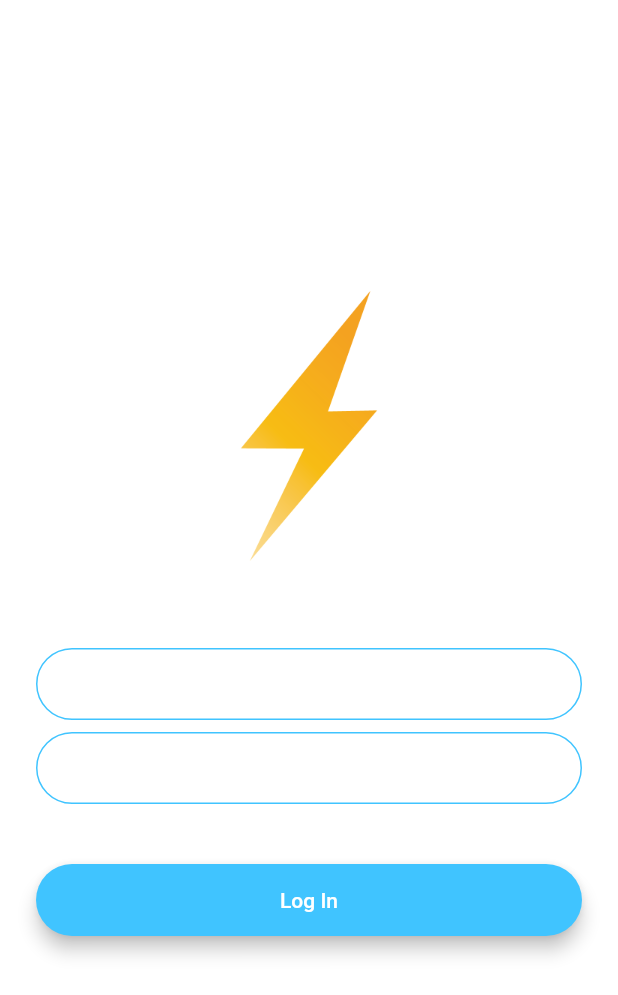
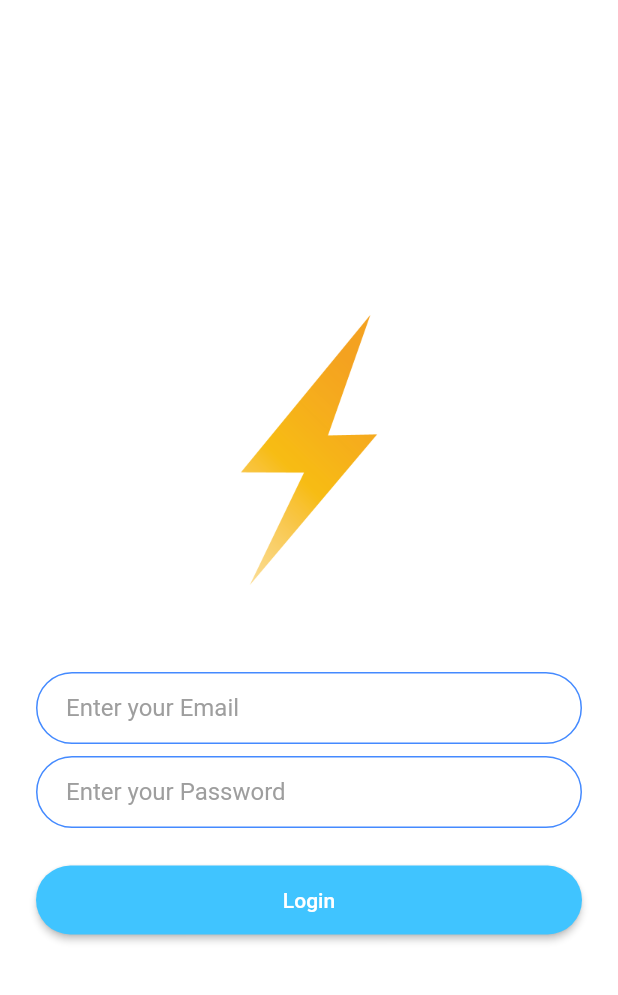
Before and after one commit to harshitarora-in/flash-chat-flutter-app, a Flutter app: the screen it shows after launch, after a tap on "Login", on a phone screen of 412 x 824 dp. Shown: the top 995 px of the screen. Run offline on Flutter 3.47's test engine with Material 2 defaults, Android fonts, the phone set to English and light mode, and no system bars; our stand-ins replace animated_text_kit.

Commit message:
screen & widgets added

```diff
--- a/lib/constants.dart
+++ b/lib/constants.dart
@@ -17,3 +17,20 @@ const kMessageContainerDecoration = BoxDecoration(
     top: BorderSide(color: Colors.lightBlueAccent, width: 2.0),
   ),
 );
+
+const kTextFieldDecoration = InputDecoration(
+  hintText: 'Enter a value',
+  hintStyle: TextStyle(color: Colors.grey),
+  contentPadding: EdgeInsets.symmetric(vertical: 10.0, horizontal: 20.0),
+  border: OutlineInputBorder(
+    borderRadius: BorderRadius.all(Radius.circular(32.0)),
+  ),
+  enabledBorder: OutlineInputBorder(
+    borderSide: BorderSide(color: Colors.blueAccent, width: 1.0),
+    borderRadius: BorderRadius.all(Radius.circular(32.0)),
+  ),
+  focusedBorder: OutlineInputBorder(
+    borderSide: BorderSide(color: Colors.blueAccent, width: 2.0),
+    borderRadius: BorderRadius.all(Radius.circular(32.0)),
+  ),
+);
--- a/lib/main.dart
+++ b/lib/main.dart
@@ -10,11 +10,6 @@ class FlashChat extends StatelessWidget {
   @override
   Widget build(BuildContext context) {
     return MaterialApp(
-      theme: ThemeData.dark().copyWith(
-        textTheme: TextTheme(
-          bodyText1: TextStyle(color: Colors.black54),
-        ),
-      ),
       initialRoute: WelcomeScreen.id,
       routes: {
         WelcomeScreen.id: (context) => WelcomeScreen(),
--- a/lib/screens/login_screen.dart
+++ b/lib/screens/login_screen.dart
@@ -1,3 +1,5 @@
+import 'package:flash_chat/constants.dart';
+import 'package:flash_chat/widgets/roundedelevatedbutton.dart';
 import 'package:flutter/material.dart';
 
 class LoginScreen extends StatefulWidget {
@@ -31,25 +33,8 @@ class _LoginScreenState extends State<LoginScreen> {
                 onChanged: (value) {
                   //Do something with the user input.
                 },
-              decoration: InputDecoration(
-                hintText: 'Enter your email',
-                contentPadding:
-                    EdgeInsets.symmetric(vertical: 10.0, horizontal: 20.0),
-                border: OutlineInputBorder(
-                  borderRadius: BorderRadius.all(Radius.circular(32.0)),
-                ),
-                enabledBorder: OutlineInputBorder(
-                  borderSide:
-                      BorderSide(color: Colors.lightBlueAccent, width: 1.0),
-                  borderRadius: BorderRadius.all(Radius.circular(32.0)),
-                ),
-                focusedBorder: OutlineInputBorder(
-                  borderSide:
-                      BorderSide(color: Colors.lightBlueAccent, width: 2.0),
-                  borderRadius: BorderRadius.all(Radius.circular(32.0)),
-                ),
-              ),
-            ),
+                decoration: kTextFieldDecoration.copyWith(
+                    hintText: 'Enter your Email')),
             SizedBox(
               height: 8.0,
             ),
@@ -57,46 +42,17 @@ class _LoginScreenState extends State<LoginScreen> {
                 onChanged: (value) {
                   //Do something with the user input.
                 },
-              decoration: InputDecoration(
-                hintText: 'Enter your password.',
-                contentPadding:
-                    EdgeInsets.symmetric(vertical: 10.0, horizontal: 20.0),
-                border: OutlineInputBorder(
-                  borderRadius: BorderRadius.all(Radius.circular(32.0)),
-                ),
-                enabledBorder: OutlineInputBorder(
-                  borderSide:
-                      BorderSide(color: Colors.lightBlueAccent, width: 1.0),
-                  borderRadius: BorderRadius.all(Radius.circular(32.0)),
-                ),
-                focusedBorder: OutlineInputBorder(
-                  borderSide:
-                      BorderSide(color: Colors.lightBlueAccent, width: 2.0),
-                  borderRadius: BorderRadius.all(Radius.circular(32.0)),
-                ),
-              ),
-            ),
+                decoration: kTextFieldDecoration.copyWith(
+                    hintText: 'Enter your Password')),
             SizedBox(
               height: 24.0,
             ),
-            Padding(
-              padding: EdgeInsets.symmetric(vertical: 16.0),
-              child: Material(
+            RoundedElevatedButton(
                 color: Colors.lightBlueAccent,
-                borderRadius: BorderRadius.all(Radius.circular(30.0)),
-                elevation: 5.0,
-                child: MaterialButton(
-                  onPressed: () {
-                    //Implement login functionality.
-                  },
-                  minWidth: 200.0,
-                  height: 42.0,
-                  child: Text(
-                    'Log In',
-                  ),
-                ),
-              ),
-            ),
+                buttonText: 'Login',
+                onTap: () {
+                  Navigator.pushNamed(context, LoginScreen.id);
+                })
           ],
         ),
       ),
--- a/lib/screens/welcome_screen.dart
+++ b/lib/screens/welcome_screen.dart
@@ -1,6 +1,8 @@
 import 'package:flash_chat/screens/login_screen.dart';
 import 'package:flash_chat/screens/registration_screen.dart';
+import 'package:flash_chat/widgets/roundedelevatedbutton.dart';
 import 'package:flutter/material.dart';
+import 'package:animated_text_kit/animated_text_kit.dart';
 
 class WelcomeScreen extends StatefulWidget {
   static const String id = 'welcome_screen';
@@ -8,11 +10,36 @@ class WelcomeScreen extends StatefulWidget {
   _WelcomeScreenState createState() => _WelcomeScreenState();
 }
 
-class _WelcomeScreenState extends State<WelcomeScreen> {
+class _WelcomeScreenState extends State<WelcomeScreen>
+    with SingleTickerProviderStateMixin {
+  late AnimationController controller;
+  late Animation animation;
+
+  @override
+  void initState() {
+    super.initState();
+    controller = AnimationController(
+      duration: Duration(seconds: 2),
+      vsync: this,
+    );
+    animation = ColorTween(begin: Colors.blueGrey, end: Colors.white)
+        .animate(controller);
+    controller.forward();
+    controller.addListener(() {
+      setState(() {});
+    });
+  }
+
+  @override
+  void dispose() {
+    super.dispose();
+    controller.dispose();
+  }
+
   @override
   Widget build(BuildContext context) {
     return Scaffold(
-      backgroundColor: Colors.white,
+      backgroundColor: animation.value,
       body: Padding(
         padding: EdgeInsets.symmetric(horizontal: 24.0),
         child: Column(
@@ -24,48 +51,38 @@ class _WelcomeScreenState extends State<WelcomeScreen> {
                 Hero(
                   tag: 'logo',
                   child: Container(
-                    child: Image.asset('images/logo.png'),
-                    height: 60.0,
-                  ),
+                      child: Image.asset('images/logo.png'), height: 60.0),
                 ),
-                Text(
-                  'Flash Chat',
-                  style: TextStyle(
-                    fontSize: 45.0,
-                    fontWeight: FontWeight.w900,
-                  ),
-                ),
+                AnimatedTextKit(
+                  animatedTexts: [
+                    TypewriterAnimatedText(
+                      'Flash Chat',
+                      textStyle: const TextStyle(
+                          fontSize: 40.0,
+                          fontWeight: FontWeight.bold,
+                          color: Colors.blueGrey),
+                      speed: const Duration(milliseconds: 200),
+                    ),
+                  ],
+                )
               ],
             ),
             SizedBox(
               height: 48.0,
             ),
-            ElevatedButton(
-              onPressed: () {
-                Navigator.pushNamed(context, LoginScreen.id);
-              },
-              child: Text('Login'),
-              style: ButtonStyle(
-                  backgroundColor:
-                      MaterialStateProperty.all(Colors.lightBlueAccent),
-                  shape: MaterialStateProperty.all(RoundedRectangleBorder(
-                      borderRadius: BorderRadius.circular(30.0))),
-                  padding: MaterialStateProperty.all(
-                      EdgeInsets.symmetric(vertical: 15.0))),
-            ),
+            RoundedElevatedButton(
+                buttonText: 'Login',
+                color: Colors.lightBlueAccent,
+                onTap: () {
+                  Navigator.pushNamed(context, LoginScreen.id);
+                }),
             SizedBox(height: 20.0),
-            ElevatedButton(
-                onPressed: () {
+            RoundedElevatedButton(
+                color: Colors.blueAccent,
+                buttonText: 'Register',
+                onTap: () {
                   Navigator.pushNamed(context, RegistrationScreen.id);
-                },
-                child: Text('Register'),
-                style: ButtonStyle(
-                    backgroundColor:
-                        MaterialStateProperty.all(Colors.blueAccent),
-                    shape: MaterialStateProperty.all(RoundedRectangleBorder(
-                        borderRadius: BorderRadius.circular(30.0))),
-                    padding: MaterialStateProperty.all(
-                        EdgeInsets.symmetric(vertical: 15.0))))
+                })
           ],
         ),
       ),
--- /dev/null
+++ b/lib/widgets/roundedelevatedbutton.dart
@@ -0,0 +1,26 @@
+import 'package:flutter/material.dart';
+
+class RoundedElevatedButton extends StatelessWidget {
+  const RoundedElevatedButton(
+      {required this.color, required this.buttonText, required this.onTap});
+
+  final Color color;
+  final String buttonText;
+  final Function onTap;
+
+  @override
+  Widget build(BuildContext context) {
+    return ElevatedButton(
+      onPressed: () {
+        onTap();
+      },
+      child: Text(buttonText),
+      style: ButtonStyle(
+          backgroundColor: MaterialStateProperty.all(color),
+          shape: MaterialStateProperty.all(RoundedRectangleBorder(
+              borderRadius: BorderRadius.circular(30.0))),
+          padding:
+              MaterialStateProperty.all(EdgeInsets.symmetric(vertical: 15.0))),
+    );
+  }
+}
--- a/pubspec.yaml
+++ b/pubspec.yaml
@@ -3,7 +3,7 @@ description: A new Flutter project.
 
 # The following line prevents the package from being accidentally published to
 # pub.dev using `pub publish`. This is preferred for private packages.
-publish_to: 'none' # Remove this line if you wish to publish to pub.dev
+publish_to: "none" # Remove this line if you wish to publish to pub.dev
 
 # The following defines the version and build number for your application.
 # A version number is three numbers separated by dots, like 1.2.43
@@ -24,10 +24,10 @@ dependencies:
   flutter:
     sdk: flutter
 
-
   # The following adds the Cupertino Icons font to your application.
   # Use with the CupertinoIcons class for iOS style icons.
   cupertino_icons: ^1.0.2
+  animated_text_kit: ^4.2.1
 
 dev_dependencies:
   flutter_test:
@@ -38,7 +38,6 @@ dev_dependencies:
 
 # The following section is specific to Flutter.
 flutter:
-
   # The following line ensures that the Material Icons font is
   # included with your application, so that you can use the icons in
   # the material Icons class.
```
Also changed, not shown: lib/screens/registration_screen.dart (+15 -54 lines), pubspec.lock. Lines whose indentation alone changed are shown as unchanged.
